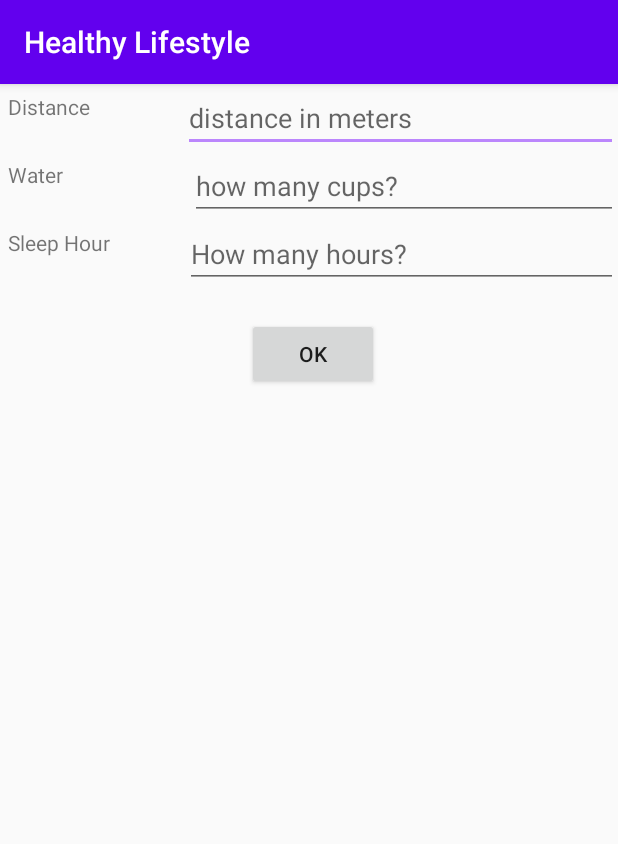
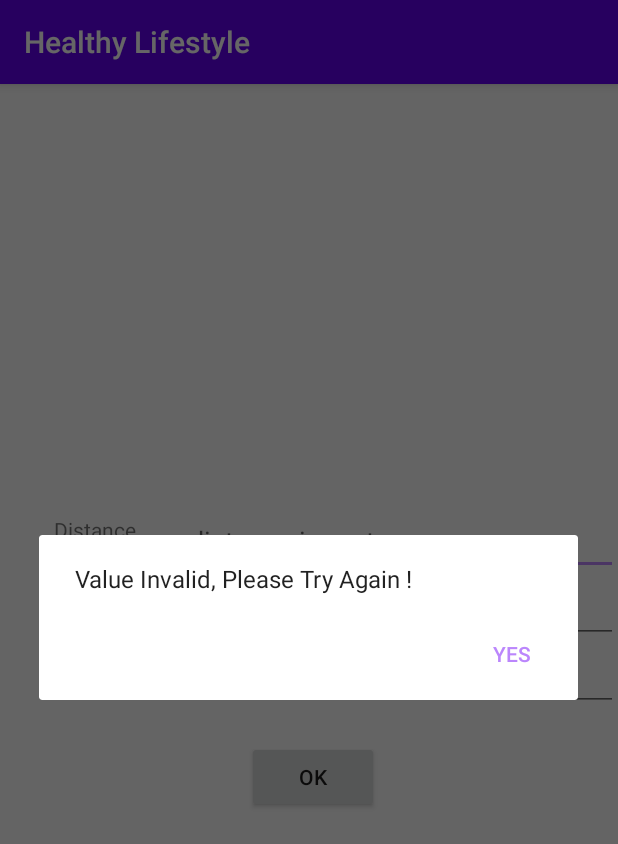
Before and after one commit to PLHieu/Healthy-Lifestyle, an Android app: the SetGoal screen opened directly, with no data from a screen before it, after a tap on "OK", on a phone screen of 412 x 824 dp. Shown: the top 844 px of the screen. Run offline under Robolectric (Android 15) with nearby library versions, the phone set to English and light mode, and no system bars; our stand-ins replace Room's generated code; Roboto replaces fonts that are not available here.

Commit message:
set goal

```diff
--- a/app/src/main/java/com/example/awesomehabit/SetGoal.java
+++ b/app/src/main/java/com/example/awesomehabit/SetGoal.java
@@ -1,5 +1,6 @@
 package com.example.awesomehabit;
 
+import androidx.appcompat.app.AlertDialog;
 import androidx.appcompat.app.AppCompatActivity;
 
 import android.os.Bundle;
@@ -11,6 +12,7 @@ import com.example.awesomehabit.database.AppDatabase;
 import com.example.awesomehabit.database.Goal;
 import com.example.awesomehabit.database.Habit;
 import com.example.awesomehabit.generated.callback.OnClickListener;
+import com.example.awesomehabit.running.demo;
 
 public class SetGoal extends AppCompatActivity {
 
@@ -26,19 +28,30 @@ public class SetGoal extends AppCompatActivity {
         EditText sleepGoal=findViewById(R.id.sleepGoal);
         Button ok=findViewById(R.id.setGoalOk);
 
-        ok.setOnClickListener(new View.OnClickListener(){
-            @Override
-            public void onClick(View v) {
+        ok.setOnClickListener(v -> {
+
+            String regex = "[0-9]";
+
+            String run = distanceGoal.getText().toString();
+            String sleep = sleepGoal.getText().toString();
+            String water = WaterGoal.getText().toString();
+
+            if(!run.matches(regex) || !sleep.matches(regex) || !water.matches(regex)){
+                new AlertDialog.Builder(this)
+                        .setMessage("Value Invalid, Please Try Again !")
+                        .setPositiveButton("Yes", null )
+                        .show();
+            }else{
                 Goal runGoal=db.goalDao().getGoal(Habit.TYPE_RUN);
-                runGoal.target=Integer.parseInt(distanceGoal.getText().toString());
+                runGoal.target=Integer.parseInt(run);
                 db.goalDao().update(runGoal);
 
                 Goal sleepGoal_=db.goalDao().getGoal(Habit.TYPE_SLEEP);
-                sleepGoal_.target=Integer.parseInt(sleepGoal.getText().toString());
+                sleepGoal_.target=Integer.parseInt(sleep);
                 db.goalDao().update(sleepGoal_);
 
                 Goal waterGoal=db.goalDao().getGoal(Habit.TYPE_COUNT);
-                waterGoal.target=Integer.parseInt(WaterGoal.getText().toString());
+                waterGoal.target=Integer.parseInt(water);
                 db.goalDao().update(waterGoal);
             }
         });
--- a/app/src/main/res/layout/activity_set_goal.xml
+++ b/app/src/main/res/layout/activity_set_goal.xml
@@ -1,13 +1,20 @@
 <?xml version="1.0" encoding="utf-8"?>
-<LinearLayout xmlns:android="http://schemas.android.com/apk/res/android"
+<androidx.constraintlayout.widget.ConstraintLayout xmlns:android="http://schemas.android.com/apk/res/android"
     xmlns:app="http://schemas.android.com/apk/res-auto"
     xmlns:tools="http://schemas.android.com/tools"
     android:layout_width="match_parent"
     android:layout_height="match_parent"
     tools:context=".SetGoal"
-    android:orientation="vertical"
     android:layout_marginLeft="5dp">
 
+    <LinearLayout
+        android:layout_width="match_parent"
+        android:layout_height="wrap_content"
+        android:orientation="vertical"
+        app:layout_constraintBottom_toBottomOf="parent"
+        app:layout_constraintEnd_toEndOf="parent"
+        app:layout_constraintStart_toStartOf="parent"
+        app:layout_constraintTop_toTopOf="parent">
 
         <LinearLayout
             android:layout_width="match_parent"
@@ -18,39 +25,18 @@
             <TextView
                 android:layout_width="50dp"
                 android:layout_height="match_parent"
-            android:text="Distance"
                 android:layout_weight="1"
                 android:paddingTop="5dp"
-            />
+                android:text="Distance"
+                android:textAlignment="center" />
+
             <EditText
+                android:id="@+id/distanceGoal"
                 android:layout_width="wrap_content"
                 android:layout_height="match_parent"
                 android:layout_weight="2"
-            android:inputType="number"
-            android:id="@+id/distanceGoal"
                 android:hint="distance in meters"
-        />
-    </LinearLayout>
-    <LinearLayout
-        android:layout_width="match_parent"
-        android:layout_height="wrap_content"
-        android:orientation="horizontal"
-        android:weightSum="3">
-
-        <TextView
-            android:layout_width="50dp"
-            android:layout_height="match_parent"
-            android:text="Water"
-            android:layout_weight="1"
-            android:paddingTop="5dp"
-            />
-        <EditText
-            android:layout_width="wrap_content"
-            android:layout_height="match_parent"
-            android:layout_weight="2"
-            android:inputType="number"
-            android:hint="how many cups?"
-            android:id="@+id/waterGoal"/>
+                android:inputType="number" />
         </LinearLayout>
 
         <LinearLayout
@@ -62,24 +48,53 @@
             <TextView
                 android:layout_width="50dp"
                 android:layout_height="match_parent"
-            android:text="Sleep Hour"
                 android:layout_weight="1"
                 android:paddingTop="5dp"
-            />
+                android:text="Water"
+                android:textAlignment="center" />
+
             <EditText
+                android:id="@+id/waterGoal"
+                android:layout_width="wrap_content"
+                android:layout_height="match_parent"
+                android:layout_weight="2"
+                android:hint="how many cups?"
+                android:inputType="number" />
+        </LinearLayout>
+
+        <LinearLayout
+            android:layout_width="match_parent"
+            android:layout_height="wrap_content"
+            android:orientation="horizontal"
+            android:weightSum="3">
+
+            <TextView
+                android:layout_width="50dp"
+                android:layout_height="match_parent"
+                android:layout_weight="1"
+                android:paddingTop="5dp"
+                android:text="Sleep Hour"
+                android:textAlignment="center" />
+
+            <EditText
+                android:id="@+id/sleepGoal"
                 android:layout_width="wrap_content"
                 android:layout_height="match_parent"
                 android:layout_weight="2"
                 android:hint="How many hours?"
-            android:inputType="number"
-            android:id="@+id/sleepGoal"/>
+                android:inputType="number" />
         </LinearLayout>
 
         <Button
+            android:id="@+id/setGoalOk"
             android:layout_width="wrap_content"
             android:layout_height="wrap_content"
-        android:text="OK"
+            android:layout_gravity="center"
             android:layout_marginTop="20dp"
-        android:layout_gravity="center"
-        android:id="@+id/setGoalOk"/>
+            android:text="OK" />
+
+
     </LinearLayout>
+
+
+</androidx.constraintlayout.widget.ConstraintLayout>
```
Lines whose indentation alone changed are shown as unchanged.
